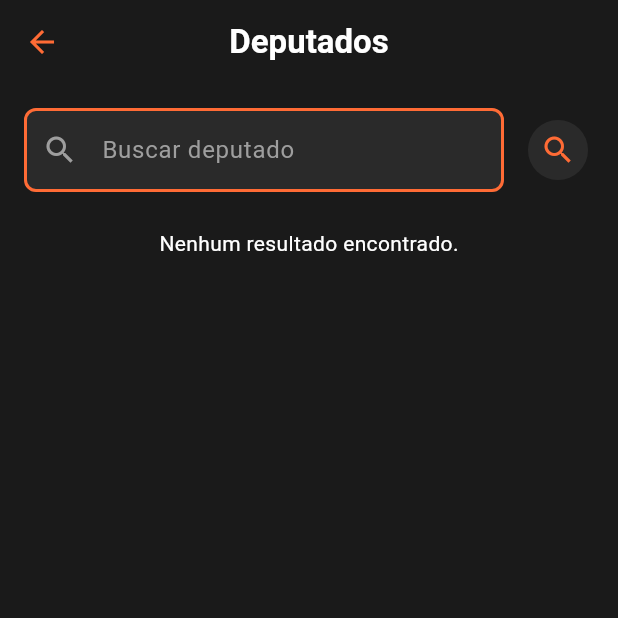
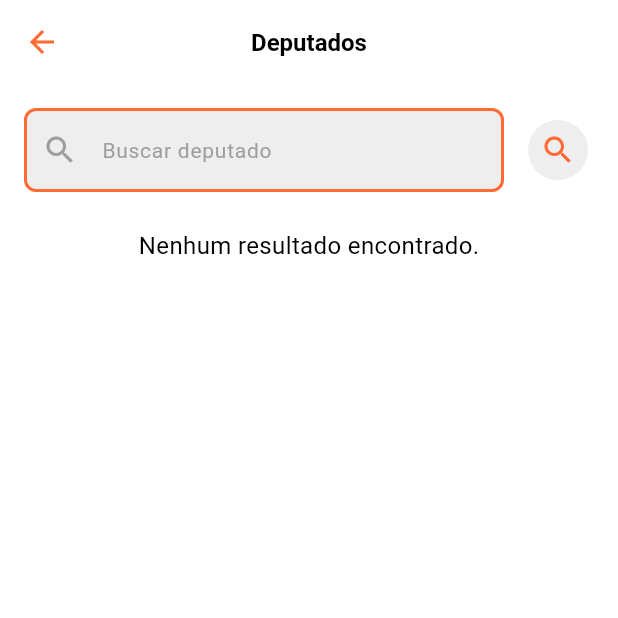
Before and after one commit to vichsort/FAIF, a Flutter app: the screen it shows after launch, after a tap on "Deputados", on a phone screen of 412 x 824 dp, the top half of it. Run offline on Flutter 3.47's test engine with Material 3 defaults, Android fonts, the phone set to English and light mode, and no system bars.

Commit message:
feat: tela de configurações

```diff
--- a/lib/components/deputado_card.dart
+++ b/lib/components/deputado_card.dart
@@ -4,7 +4,7 @@ import '../model/deputado_model.dart';
 class DeputadoCard extends StatelessWidget {
   final Deputado deputado;
 
-  const DeputadoCard({super.key, required this.deputado});
+  const DeputadoCard({super.key, required this.deputado, required double fontSize, required bool isDark});
 
   @override
   Widget build(BuildContext context) {
--- a/lib/screens/deputado_screen.dart
+++ b/lib/screens/deputado_screen.dart
@@ -1,9 +1,9 @@
 import 'package:flutter/material.dart';
 import 'package:http/http.dart' as http;
 import 'dart:convert';
-
 import '../model/deputado_model.dart';
 import '../components/deputado_card.dart';
+import 'package:faif/screens/config_manual_page.dart';
 
 class DeputadosPage extends StatefulWidget {
   @override
@@ -40,18 +40,24 @@ class DeputadosPageState extends State<DeputadosPage> {
 
   @override
   Widget build(BuildContext context) {
+    final fundo = isDarkMode ? Color(0xFF1A1A1A) : Colors.white;
+    final fundoInput = isDarkMode ? Color(0xFF2A2A2A) : Colors.grey[200]!;
+    final texto = isDarkMode ? Colors.white : Colors.black;
+    final laranja = Color(0xFFFF6B35);
+
+
     return Scaffold(
-      backgroundColor: Color(0xFF1A1A1A), // preto uniforme
+      backgroundColor: fundo,
       appBar: AppBar(
-        backgroundColor: Color(0xFF1A1A1A), // mesmo tom da tela
+        backgroundColor: fundo,
         elevation: 0,
         centerTitle: true,
-        iconTheme: IconThemeData(color: Color(0xFFFF6B35)),
+        iconTheme: IconThemeData(color: laranja),
         title: Text(
           'Deputados',
           style: TextStyle(
-            color: Colors.white, // destaque em laranja
-            fontSize: 22,
+            color: texto,
+            fontSize: fontSize,
             fontWeight: FontWeight.bold,
           ),
         ),
@@ -65,50 +71,49 @@ class DeputadosPageState extends State<DeputadosPage> {
                 Expanded(
                   child: TextField(
                     controller: _controller,
-                    style: TextStyle(color: Colors.white),
+                    style: TextStyle(color: texto, fontSize: fontSize),
                     decoration: InputDecoration(
                       hintText: 'Buscar deputado',
-                      hintStyle: TextStyle(color: Colors.grey),
+                      hintStyle: TextStyle(color: Colors.grey, fontSize: fontSize - 2),
                       filled: true,
-                      fillColor: Color(0xFF2A2A2A),
+                      fillColor: fundoInput,
                       prefixIcon: Icon(Icons.search, color: Colors.grey),
                       enabledBorder: OutlineInputBorder(
                         borderRadius: BorderRadius.circular(8),
-                        borderSide: BorderSide(color: Color(0xFFFF6B35), width: 2), // borda laranja
+                        borderSide: BorderSide(color: laranja, width: 2),
                       ),
                       focusedBorder: OutlineInputBorder(
                         borderRadius: BorderRadius.circular(8),
-                        borderSide: BorderSide(color: Color(0xFFFF6B35), width: 2), // borda laranja
+                        borderSide: BorderSide(color: laranja, width: 2),
                       ),
                     ),
                   ),
-
                 ),
                 const SizedBox(width: 12),
                 IconButton(
                   onPressed: buscarDeputados,
                   icon: Icon(Icons.search),
-                  color: Color(0xFFFF6B35),
+                  color: laranja,
                   tooltip: 'Buscar',
                   style: ButtonStyle(
-                    backgroundColor: MaterialStatePropertyAll(Color(0xFF2A2A2A)),
+                    backgroundColor: MaterialStatePropertyAll(fundoInput),
                   ),
                 ),
               ],
             ),
             const SizedBox(height: 24),
             _loading
-                ? CircularProgressIndicator(color: Color(0xFFFF6B35))
+                ? CircularProgressIndicator(color: laranja)
                 : _deputados.isEmpty
                     ? Text(
                         'Nenhum resultado encontrado.',
-                        style: TextStyle(color: Colors.white),
+                        style: TextStyle(color: texto, fontSize: fontSize),
                       )
                     : Expanded(
                         child: ListView.builder(
                           itemCount: _deputados.length,
                           itemBuilder: (context, index) {
-                            return DeputadoCard(deputado: _deputados[index]);
+                            return DeputadoCard(deputado: _deputados[index], fontSize: fontSize, isDark: isDarkMode);
                           },
                         ),
                       ),
--- a/lib/screens/home_screen.dart
+++ b/lib/screens/home_screen.dart
@@ -1,14 +1,26 @@
-import '../screens/cnpj_screen.dart';
-import '../screens/deputado_screen.dart';
 import 'package:flutter/material.dart';
+import 'package:faif/screens/cnpj_screen.dart';
+import 'package:faif/screens/deputado_screen.dart';
+import 'package:faif/screens/config_manual_page.dart';
 
-class HomePage extends StatelessWidget {
+class HomePage extends StatefulWidget {
+  @override
+  State<HomePage> createState() => _HomePageState();
+}
+
+class _HomePageState extends State<HomePage> {
   @override
   Widget build(BuildContext context) {
+    final fundo = isDarkMode ? Color(0xFF1A1A1A) : Colors.white;
+    final texto = isDarkMode ? Colors.white : Colors.black;
+    final destaque = Color(0xFFFF6B35);
+    final fundoCard = isDarkMode ? Color(0xFF2A2A2A) : Colors.grey[200]!;
+    final textoSecundario = isDarkMode ? Colors.white70 : Colors.black54;
+
     return Scaffold(
-      backgroundColor: Color(0xFF1A1A1A),
+      backgroundColor: fundo,
       appBar: AppBar(
-        backgroundColor: Color(0xFF1A1A1A),
+        backgroundColor: fundo,
         elevation: 0,
         title: Row(
           children: [
@@ -16,7 +28,7 @@ class HomePage extends StatelessWidget {
               width: 32,
               height: 32,
               decoration: BoxDecoration(
-                color: Color(0xFFFF6B35),
+                color: destaque,
                 shape: BoxShape.circle,
               ),
               child: Image.asset('assets/logo.png'),
@@ -28,7 +40,6 @@ class HomePage extends StatelessWidget {
         padding: EdgeInsets.all(20),
         child: Column(
           children: [
-            // Grid de serviços
             GridView.count(
               shrinkWrap: true,
               physics: NeverScrollableScrollPhysics(),
@@ -36,132 +47,103 @@ class HomePage extends StatelessWidget {
               crossAxisSpacing: 20,
               mainAxisSpacing: 20,
               children: [
-                _buildServiceIcon(
-                  context,
-                  Icons.people,
-                  'Deputados',
-                  () => Navigator.push(
-                    context,
-                    MaterialPageRoute(builder: (context) => DeputadosPage()),
-                  ),
-                ),
-                _buildServiceIcon(
-                  context,
-                  Icons.person,
-                  'Consultar\nCPF',
-                  () => _showNotImplemented(context),
-                ),
-                _buildServiceIcon(
-                  context,
-                  Icons.business,
-                  'Consultar\nCNPJ',
-                  () => Navigator.push(
-                    context,
-                    MaterialPageRoute(builder: (context) => CnpjPage()),
-                  ),
-                ),
-                _buildServiceIcon(
-                  context,
-                  Icons.account_balance,
-                  'Estruturas\nExecutivo',
-                  () => _showNotImplemented(context),
-                ),
-                _buildServiceIcon(
-                  context,
-                  Icons.groups,
-                  'Servidores\nExecutivo',
-                  () => _showNotImplemented(context),
-                ),
-                _buildServiceIcon(
-                  context,
-                  Icons.monetization_on,
-                  'COFIEX',
-                  () => _showNotImplemented(context),
-                ),
-                _buildServiceIcon(
-                  context,
-                  Icons.trending_up,
-                  'Portal Da\nTransparência',
-                  () => _showNotImplemented(context),
-                ),
-                _buildServiceIcon(
-                  context,
-                  Icons.security,
-                  'CGU',
-                  () => _showNotImplemented(context),
-                ),
+                _buildServiceIcon(context, Icons.people, 'Deputados', () {
+                  Navigator.push(context, MaterialPageRoute(builder: (_) => DeputadosPage()));
+                }),
+                _buildServiceIcon(context, Icons.person, 'Consultar\nCPF', () {
+                  _showNotImplemented(context);
+                }),
+                _buildServiceIcon(context, Icons.business, 'Consultar\nCNPJ', () {
+                  Navigator.push(context, MaterialPageRoute(builder: (_) => CnpjPage()));
+                }),
+                _buildServiceIcon(context, Icons.account_balance, 'Estruturas\nExecutivo', () {
+                  _showNotImplemented(context);
+                }),
+                _buildServiceIcon(context, Icons.groups, 'Servidores\nExecutivo', () {
+                  _showNotImplemented(context);
+                }),
+                _buildServiceIcon(context, Icons.monetization_on, 'COFIEX', () {
+                  _showNotImplemented(context);
+                }),
+                _buildServiceIcon(context, Icons.trending_up, 'Portal Da\nTransparência', () {
+                  _showNotImplemented(context);
+                }),
+                _buildServiceIcon(context, Icons.security, 'CGU', () {
+                  _showNotImplemented(context);
+                }),
               ],
             ),
-
             SizedBox(height: 30),
-
-            // Card principal de pesquisa
             Container(
               width: double.infinity,
               padding: EdgeInsets.all(24),
               decoration: BoxDecoration(
-                color: Color(0xFFFF6B35),
+                color: destaque,
                 borderRadius: BorderRadius.circular(16),
               ),
               child: Column(
                 crossAxisAlignment: CrossAxisAlignment.start,
                 children: [
-                  Row(
-                    mainAxisAlignment: MainAxisAlignment.spaceBetween,
-                    children: [
+                  Row(mainAxisAlignment: MainAxisAlignment.spaceBetween, children: [
                     Expanded(
                       child: Text(
                         'A Ferramenta\nde pesquisa.',
                         style: TextStyle(
-                            color: Colors.white,
-                            fontSize: 24,
+                          color: texto,
+                          fontSize: fontSize + 8,
                           fontWeight: FontWeight.bold,
                           height: 1.2,
                         ),
                       ),
                     ),
-                      Icon(Icons.edit, color: Colors.white, size: 24),
-                    ],
+                    Icon(Icons.edit, color: texto, size: fontSize + 4),
+                  ]),
+                  SizedBox(height: 16),
+                  Row(children: [
+                    Icon(Icons.search, color: textoSecundario, size: fontSize),
+                    SizedBox(width: 8),
+                    Expanded(
+                      child: Text(
+                        'Encontre qualquer informação, tudo num só lugar',
+                        style: TextStyle(color: textoSecundario, fontSize: fontSize - 2),
                       ),
-                  SizedBox(height: 16),
-                  Row(
-                    children: [
-                      Icon(Icons.search, color: Colors.white70, size: 20),
-                      SizedBox(width: 8),
-                      Text(
-                        'Encontre qualquer informação, tudo num só lugar',
-                        style: TextStyle(color: Colors.white70, fontSize: 14),
                     ),
-                    ],
-                  ),
+                  ]),
                 ],
               ),
             ),
-
             SizedBox(height: 20),
-
-            // Cards inferiores
-            Row(
-              children: [
+            Row(children: [
               Expanded(
                 child: _buildBottomCard(
                   'Histórico',
                   'Suas pesquisas salvas aqui.',
                   Icons.history,
                   () => _showNotImplemented(context),
+                  fundoCard,
+                  texto,
+                  textoSecundario,
                 ),
               ),
               SizedBox(width: 16),
               Expanded(
                 child: _buildBottomCard(
                   'Configurações',
-                    '',
+                  'Deixe o app do seu jeito',
                   Icons.settings,
-                    () => _showNotImplemented(context),
+                  () => Navigator.push(
+                  context,
+                  MaterialPageRoute(builder: (_) => const ConfigManualPage()),
+                ).then((_) {
+                  setState(() {}); // Isso força a HomePage a se reconstruir com os novos valores
+                }),
+
+                  fundoCard,
+                  texto,
+                  textoSecundario,
                 ),
               ),
-              ],
-            ),
+            ]),
           ],
         ),
       ),
@@ -186,13 +168,13 @@ class HomePage extends StatelessWidget {
               color: Color(0xFFFF6B35),
               shape: BoxShape.circle,
             ),
-            child: Icon(icon, color: Colors.white, size: 28),
+            child: Icon(icon, color: Colors.white, size: fontSize + 4),
           ),
           SizedBox(height: 8),
           Text(
             label,
             textAlign: TextAlign.center,
-            style: TextStyle(color: Colors.white, fontSize: 12, height: 1.2),
+            style: TextStyle(color: isDarkMode ? Colors.white : Colors.black, fontSize: fontSize - 4, height: 1.2),
           ),
         ],
       ),
@@ -204,43 +186,40 @@ class HomePage extends StatelessWidget {
     String subtitle,
     IconData icon,
     VoidCallback onTap,
+    Color bgColor,
+    Color titleColor,
+    Color subtitleColor,
   ) {
     return GestureDetector(
       onTap: onTap,
       child: Container(
         padding: EdgeInsets.all(16),
         decoration: BoxDecoration(
-          color: Color(0xFF2A2A2A),
+          color: bgColor,
           borderRadius: BorderRadius.circular(12),
         ),
-        child: Column(
-          crossAxisAlignment: CrossAxisAlignment.start,
-          children: [
-            Row(
-              mainAxisAlignment: MainAxisAlignment.spaceBetween,
-              children: [
+        child: Column(crossAxisAlignment: CrossAxisAlignment.start, children: [
+          Row(mainAxisAlignment: MainAxisAlignment.spaceBetween, children: [
             Text(
               title,
               style: TextStyle(
-                    color: Colors.white,
-                    fontSize: 16,
+                color: titleColor,
+                fontSize: fontSize,
                 fontWeight: FontWeight.w600,
               ),
             ),
-                Icon(Icons.open_in_new, color: Colors.white70, size: 16),
-              ],
-            ),
+            Icon(Icons.open_in_new, color: subtitleColor, size: fontSize - 2),
+          ]),
           if (subtitle.isNotEmpty) ...[
             SizedBox(height: 4),
             Text(
               subtitle,
-                style: TextStyle(color: Colors.white70, fontSize: 12),
+              style: TextStyle(color: subtitleColor, fontSize: fontSize - 2),
             ),
           ],
           SizedBox(height: 12),
-            Icon(icon, color: Colors.white70, size: 20),
-          ],
-        ),
+          Icon(icon, color: subtitleColor, size: fontSize + 2),
+        ]),
       ),
     );
   }
@@ -248,7 +227,10 @@ class HomePage extends StatelessWidget {
   void _showNotImplemented(BuildContext context) {
     ScaffoldMessenger.of(context).showSnackBar(
       SnackBar(
-        content: Text('Funcionalidade ainda não implementada'),
+        content: Text(
+          'Funcionalidade ainda não implementada',
+          style: TextStyle(fontSize: fontSize),
+        ),
         backgroundColor: Color(0xFFFF6B35),
       ),
     );
--- a/pubspec.yaml
+++ b/pubspec.yaml
@@ -30,6 +30,7 @@ environment:
 dependencies:
   flutter:
     sdk: flutter
+  provider: ^6.1.5
 
   http: ^1.4.0
   flutter_svg: ^2.0.5
```
Also changed, not shown: lib/components/emenda_card.dart (added, +46 -0 lines), lib/model/emenda_model.dart (added, +43 -0 lines), lib/screens/config_manual_page.dart (added, +81 -0 lines), lib/screens/emendas_parlamentares.dart (added, +40 -0 lines), pubspec.lock. Lines whose indentation alone changed are shown as unchanged.
